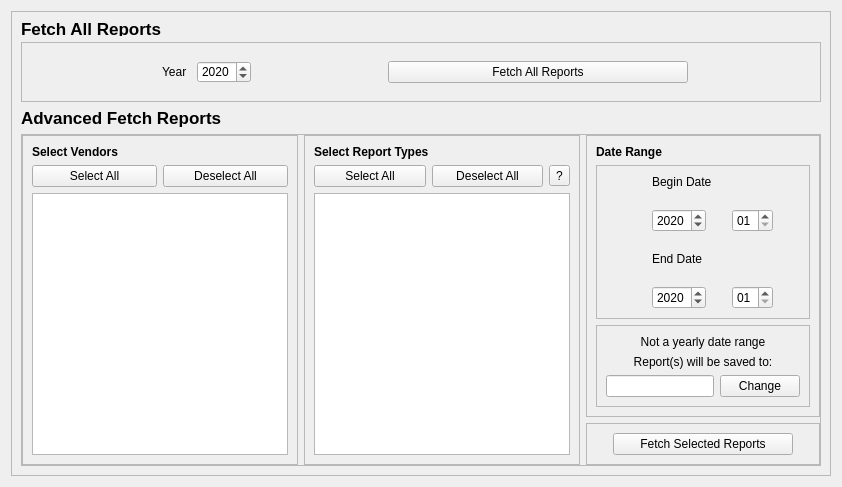
Above: ui/FetchReportsTab.ui from CS-4820-Library-Project/COUNTER-5-Report-Tool-2020-5.0 before the change. Below: the same form after it.
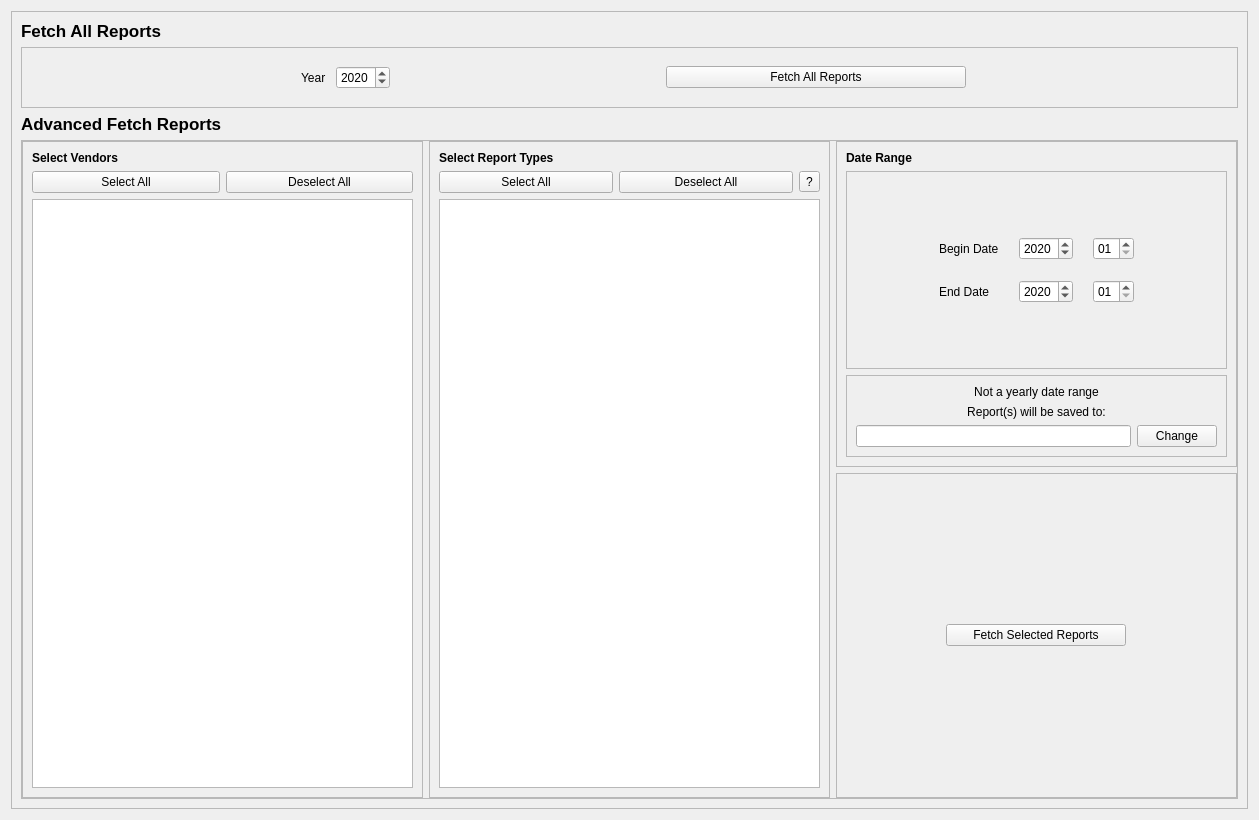
That is the form after the change.

Commit message: Improved Date Range UI

Patch:
```diff
--- a/ui/FetchReportsTab.ui
+++ b/ui/FetchReportsTab.ui
@@ -6,8 +6,8 @@
    <rect>
     <x>0</x>
     <y>0</y>
-    <width>838</width>
-    <height>474</height>
+    <width>1259</width>
+    <height>820</height>
    </rect>
   </property>
   <property name="windowTitle">
@@ -407,35 +407,80 @@
                  <property name="frameShape">
                   <enum>QFrame::StyledPanel</enum>
                  </property>
-                 <layout class="QFormLayout" name="formLayout_2">
-                  <property name="fieldGrowthPolicy">
-                   <enum>QFormLayout::FieldsStayAtSizeHint</enum>
-                  </property>
-                  <property name="formAlignment">
-                   <set>Qt::AlignCenter</set>
-                  </property>
-                  <property name="horizontalSpacing">
+                 <layout class="QGridLayout" name="gridLayout">
+                  <property name="spacing">
                    <number>20</number>
                   </property>
-                  <property name="verticalSpacing">
-                   <number>20</number>
-                  </property>
-                  <item row="0" column="0">
+                  <item row="3" column="3">
+                   <widget class="QDateEdit" name="end_date_edit_fetch_month">
+                    <property name="sizePolicy">
+                     <sizepolicy hsizetype="Fixed" vsizetype="Fixed">
+                      <horstretch>0</horstretch>
+                      <verstretch>0</verstretch>
+                     </sizepolicy>
+                    </property>
+                    <property name="dateTime">
+                     <datetime>
+                      <hour>0</hour>
+                      <minute>0</minute>
+                      <second>0</second>
+                      <year>2020</year>
+                      <month>1</month>
+                      <day>1</day>
+                     </datetime>
+                    </property>
+                    <property name="displayFormat">
+                     <string>MM</string>
+                    </property>
+                   </widget>
+                  </item>
+                  <item row="1" column="1">
                    <widget class="QLabel" name="label_9">
+                    <property name="sizePolicy">
+                     <sizepolicy hsizetype="Fixed" vsizetype="Preferred">
+                      <horstretch>0</horstretch>
+                      <verstretch>0</verstretch>
+                     </sizepolicy>
+                    </property>
                     <property name="text">
                      <string>Begin Date</string>
                     </property>
                    </widget>
                   </item>
-                  <item row="2" column="0">
-                   <widget class="QLabel" name="label_10">
-                    <property name="text">
-                     <string>End Date</string>
-                    </property>
-                   </widget>
-                  </item>
                   <item row="1" column="0">
+                   <spacer name="horizontalSpacer">
+                    <property name="orientation">
+                     <enum>Qt::Horizontal</enum>
+                    </property>
+                    <property name="sizeHint" stdset="0">
+                     <size>
+                      <width>40</width>
+                      <height>20</height>
+                     </size>
+                    </property>
+                   </spacer>
+                  </item>
+                  <item row="0" column="1">
+                   <spacer name="verticalSpacer">
+                    <property name="orientation">
+                     <enum>Qt::Vertical</enum>
+                    </property>
+                    <property name="sizeHint" stdset="0">
+                     <size>
+                      <width>20</width>
+                      <height>40</height>
+                     </size>
+                    </property>
+                   </spacer>
+                  </item>
+                  <item row="1" column="2">
                    <widget class="QDateEdit" name="begin_date_edit_fetch_year">
+                    <property name="sizePolicy">
+                     <sizepolicy hsizetype="Fixed" vsizetype="Fixed">
+                      <horstretch>0</horstretch>
+                      <verstretch>0</verstretch>
+                     </sizepolicy>
+                    </property>
                     <property name="dateTime">
                      <datetime>
                       <hour>0</hour>
@@ -454,25 +499,14 @@
                     </property>
                    </widget>
                   </item>
-                  <item row="1" column="1">
-                   <widget class="QDateEdit" name="begin_date_edit_fetch_month">
-                    <property name="dateTime">
-                     <datetime>
-                      <hour>0</hour>
-                      <minute>0</minute>
-                      <second>0</second>
-                      <year>2020</year>
-                      <month>1</month>
-                      <day>1</day>
-                     </datetime>
-                    </property>
-                    <property name="displayFormat">
-                     <string>MM</string>
-                    </property>
-                   </widget>
-                  </item>
-                  <item row="3" column="0">
+                  <item row="3" column="2">
                    <widget class="QDateEdit" name="end_date_edit_fetch_year">
+                    <property name="sizePolicy">
+                     <sizepolicy hsizetype="Fixed" vsizetype="Fixed">
+                      <horstretch>0</horstretch>
+                      <verstretch>0</verstretch>
+                     </sizepolicy>
+                    </property>
                     <property name="dateTime">
                      <datetime>
                       <hour>0</hour>
@@ -488,23 +522,68 @@
                     </property>
                    </widget>
                   </item>
+                  <item row="1" column="4">
+                   <spacer name="horizontalSpacer_2">
+                    <property name="orientation">
+                     <enum>Qt::Horizontal</enum>
+                    </property>
+                    <property name="sizeHint" stdset="0">
+                     <size>
+                      <width>40</width>
+                      <height>20</height>
+                     </size>
+                    </property>
+                   </spacer>
+                  </item>
+                  <item row="1" column="3">
+                   <widget class="QDateEdit" name="begin_date_edit_fetch_month">
+                    <property name="sizePolicy">
+                     <sizepolicy hsizetype="Fixed" vsizetype="Fixed">
+                      <horstretch>0</horstretch>
+                      <verstretch>0</verstretch>
+                     </sizepolicy>
+                    </property>
+                    <property name="dateTime">
+                     <datetime>
+                      <hour>0</hour>
+                      <minute>0</minute>
+                      <second>0</second>
+                      <year>2020</year>
+                      <month>1</month>
+                      <day>1</day>
+                     </datetime>
+                    </property>
+                    <property name="displayFormat">
+                     <string>MM</string>
+                    </property>
+                   </widget>
+                  </item>
                   <item row="3" column="1">
-                   <widget class="QDateEdit" name="end_date_edit_fetch_month">
-                    <property name="dateTime">
-                     <datetime>
-                      <hour>0</hour>
-                      <minute>0</minute>
-                      <second>0</second>
-                      <year>2020</year>
-                      <month>1</month>
-                      <day>1</day>
-                     </datetime>
+                   <widget class="QLabel" name="label_10">
+                    <property name="sizePolicy">
+                     <sizepolicy hsizetype="Fixed" vsizetype="Preferred">
+                      <horstretch>0</horstretch>
+                      <verstretch>0</verstretch>
+                     </sizepolicy>
                     </property>
-                    <property name="displayFormat">
-                     <string>MM</string>
+                    <property name="text">
+                     <string>End Date</string>
                     </property>
                    </widget>
                   </item>
+                  <item row="4" column="1">
+                   <spacer name="verticalSpacer_2">
+                    <property name="orientation">
+                     <enum>Qt::Vertical</enum>
+                    </property>
+                    <property name="sizeHint" stdset="0">
+                     <size>
+                      <width>20</width>
+                      <height>40</height>
+                     </size>
+                    </property>
+                   </spacer>
+                  </item>
                  </layout>
                 </widget>
                </item>
```
The commit also changes 3 other files.
